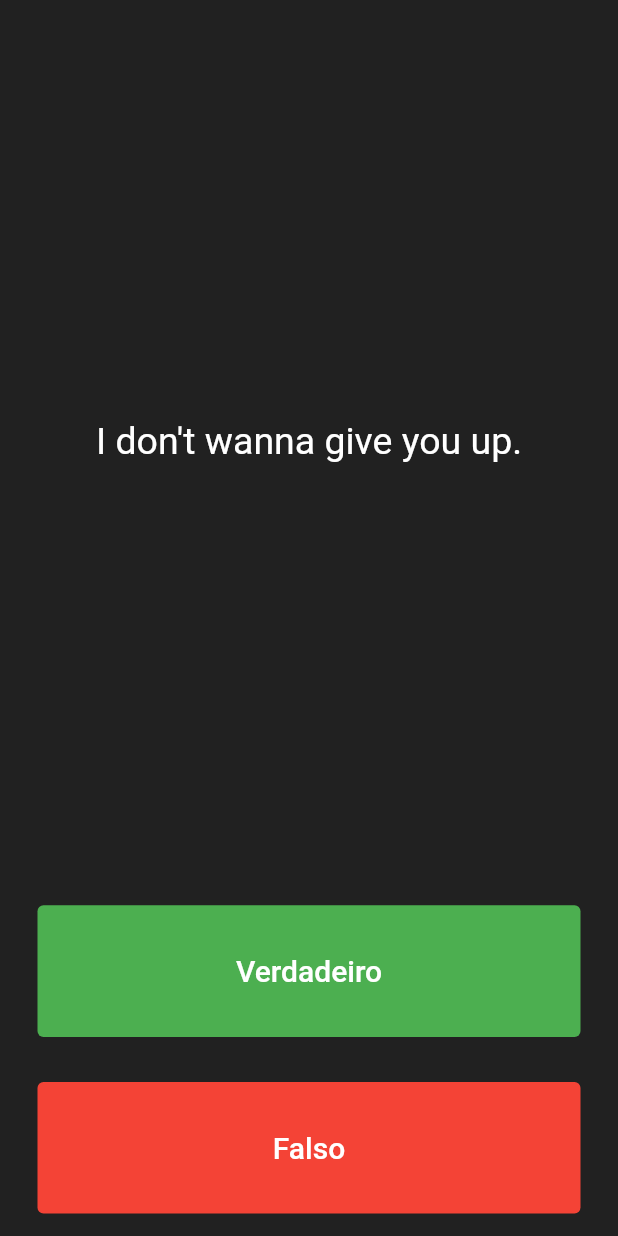
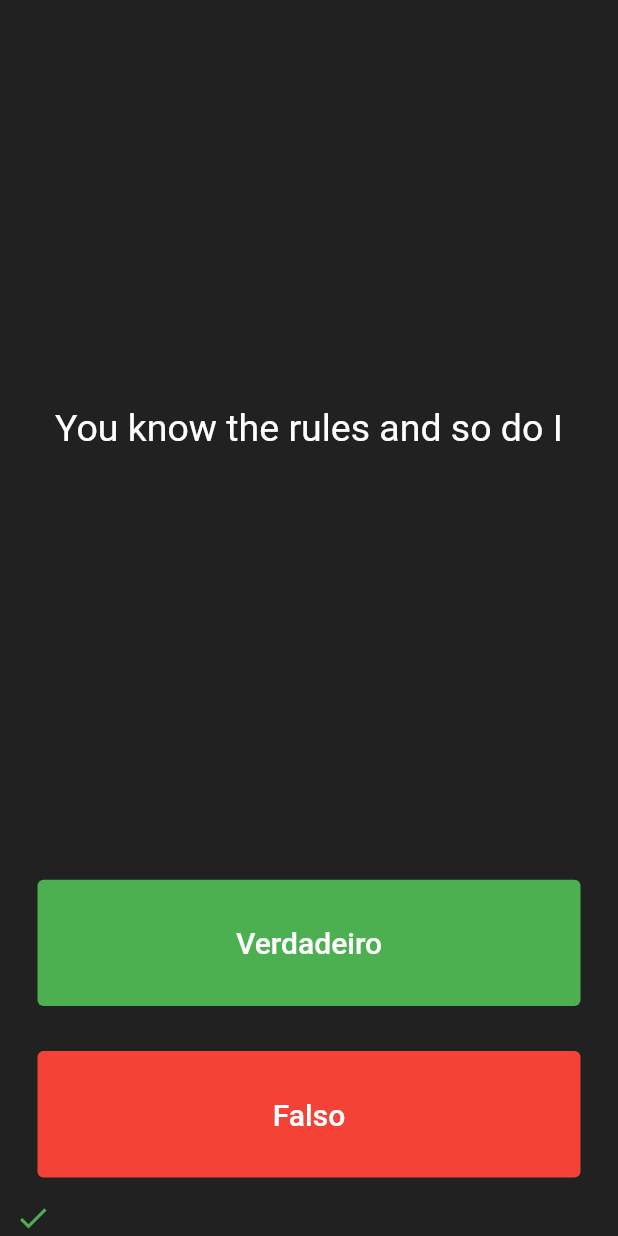
Before and after one commit to luisfelipesdn12/learning-flutter, a Flutter app: the screen it shows after launch, after a tap on "Verdadeiro", on a phone screen of 412 x 824 dp. Run offline on Flutter 3.47's test engine with Material 2 defaults, Android fonts, the phone set to English and light mode, and no system bars; missing offline and left inert: audiofileplayer.

Commit message:
feat: Basic questions keeper

```diff
--- a/quizzler-flutter/lib/main.dart
+++ b/quizzler-flutter/lib/main.dart
@@ -1,4 +1,6 @@
 import 'package:flutter/material.dart';
+import 'package:quizzler/models/question.dart';
+import 'package:quizzler/questionsKeeper.dart';
 
 void main() => runApp(Quizzler());
 
@@ -25,6 +27,21 @@ class QuizPage extends StatefulWidget {
 }
 
 class _QuizPageState extends State<QuizPage> {
+  List<bool> score = [];
+
+  QuestionsKeeper questionsKeeper = new QuestionsKeeper([
+    Question('We\'re no strangers to love', true),
+    Question('You know the rules and so do I', false),
+    Question('I just want to tell you how I\'m feeling', true),
+    Question('Gotta make you understand', false),
+    Question('Never gonna give you up', false),
+    Question('Never gonna let you down', false),
+    Question('Never gonna run around and desert you', false),
+    Question('Never gonna make you cry', false),
+    Question('Never gonna say goodbye', false),
+    Question('Never gonna tell a lie and hurt you', true),
+  ]);
+
   @override
   Widget build(BuildContext context) {
     return Column(
@@ -37,7 +54,7 @@ class _QuizPageState extends State<QuizPage> {
             padding: EdgeInsets.all(10.0),
             child: Center(
               child: Text(
-                'I don\'t wanna give you up.',
+                questionsKeeper.currentQuestion.text,
                 textAlign: TextAlign.center,
                 style: TextStyle(
                   fontSize: 25.0,
@@ -58,9 +75,10 @@ class _QuizPageState extends State<QuizPage> {
                   fontSize: 20.0,
                 ),
               ),
-              onPressed: () {
-                //The user picked true.
-              },
+              onPressed: () => setState(() {
+                score.add(questionsKeeper.currentQuestion.answer == true);
+                questionsKeeper.next();
+              }),
               style: ButtonStyle(
                 backgroundColor: MaterialStateProperty.all(Colors.green),
               ),
@@ -78,16 +96,26 @@ class _QuizPageState extends State<QuizPage> {
                   color: Colors.white,
                 ),
               ),
-              onPressed: () {
-                //The user picked false.
-              },
+              onPressed: () => setState(() {
+                score.add(questionsKeeper.currentQuestion.answer == false);
+                questionsKeeper.next();
+              }),
               style: ButtonStyle(
                 backgroundColor: MaterialStateProperty.all(Colors.red),
               ),
             ),
           ),
         ),
-        // TODO: Add a Row here as your score keeper
+        Row(
+          children: score
+              .map(
+                (isCorrect) => Icon(
+                  isCorrect ? Icons.check : Icons.close,
+                  color: isCorrect ? Colors.green : Colors.red,
+                ),
+              )
+              .toList(),
+        ),
       ],
     );
   }
--- /dev/null
+++ b/quizzler-flutter/lib/models/question.dart
@@ -0,0 +1,6 @@
+class Question {
+  String text;
+  bool answer;
+
+  Question(this.text, this.answer);
+}
--- /dev/null
+++ b/quizzler-flutter/lib/questionsKeeper.dart
@@ -0,0 +1,34 @@
+import 'package:quizzler/models/question.dart';
+
+class QuestionsKeeper {
+  List<Question> questions;
+  int currentQuestionIndex = 0;
+  Question currentQuestion;
+
+  QuestionsKeeper(this.questions) {
+    _updateCurrentQuestion();
+  }
+
+  void _updateCurrentQuestion() {
+    if (currentQuestionIndex < questions.length) {
+      currentQuestion = questions[currentQuestionIndex];
+    } else {
+      currentQuestion = null;
+    }
+  }
+
+  void next() {
+    currentQuestionIndex++;
+    _updateCurrentQuestion();
+  }
+
+  void reset() {
+    currentQuestionIndex = 0;
+    _updateCurrentQuestion();
+  }
+
+  void previous() {
+    currentQuestionIndex--;
+    _updateCurrentQuestion();
+  }
+}
```
